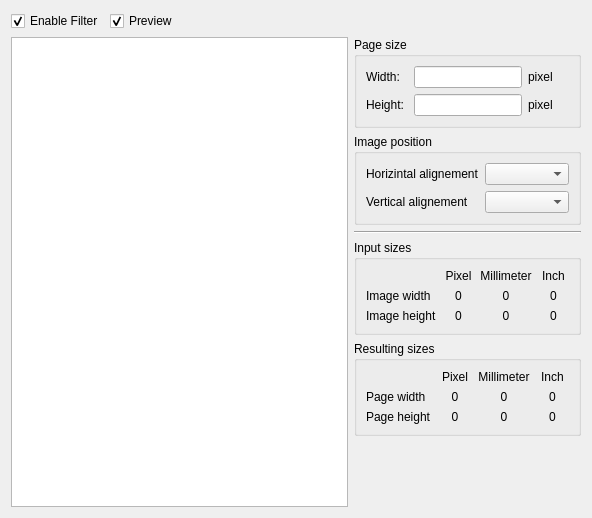
Before: the Qt Designer form src/filter/layoutwidget.ui in rockclimb/yasw-debian, drawn with Qt 5.
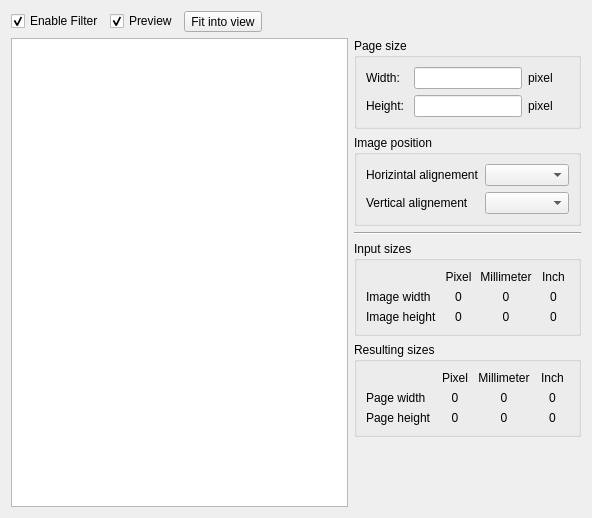
After: the same form once the commit is applied. Custom widgets are drawn as their Qt base class.

Commit message: Fixed #28 with a "fit into view" button + only automaticaly fit into view when source image change (so we can switch between preview an src a every zoom level). When a user skips a filter tab (from rotation to scale), the automaticaly fit in view does not work and the user must use the "fit in view" button. Implementation: calling fit in view ist moved from the graphicsview (which can't make a difference between src and preview image) into each filter widget.

Diff of the .ui file:
```diff
--- a/src/filter/layoutwidget.ui
+++ b/src/filter/layoutwidget.ui
@@ -42,6 +42,22 @@
        </property>
       </widget>
      </item>
+     <item>
+      <widget class="QToolButton" name="fitIntoView">
+       <property name="sizePolicy">
+        <sizepolicy hsizetype="Preferred" vsizetype="Preferred">
+         <horstretch>0</horstretch>
+         <verstretch>0</verstretch>
+        </sizepolicy>
+       </property>
+       <property name="toolTip">
+        <string>Fits the image into the view</string>
+       </property>
+       <property name="text">
+        <string>Fit into view</string>
+       </property>
+      </widget>
+     </item>
      <item>
       <spacer name="horizontalSpacer">
        <property name="orientation">
```
Left out of the diff: 22 changed lines with no effect on the pictures. The commit also changes 17 other files.
